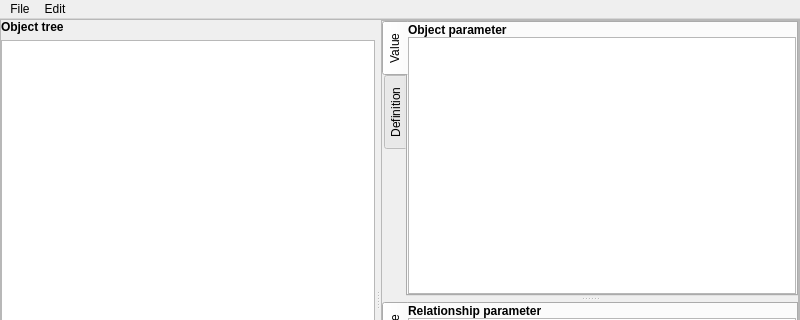
Above: spinetoolbox/ui/data_store_form.ui from spine-tools/Spine-Toolbox before the change; both pictures show x 0 to 800 and y 0 to 320 of the 800 by 600 pixel window. Below: the same form after it.
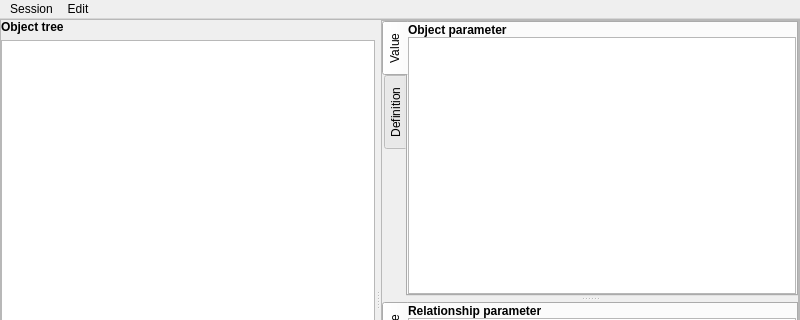
That is the form after the change. Custom widgets are drawn as their Qt base class.

What changed in the file:
```diff
--- a/spinetoolbox/ui/data_store_form.ui
+++ b/spinetoolbox/ui/data_store_form.ui
@@ -471,7 +471,7 @@
    </property>
    <widget class="QMenu" name="menuFile">
     <property name="title">
-     <string>File</string>
+     <string>Session</string>
     </property>
     <addaction name="actionCommit"/>
     <addaction name="actionRevert"/>
```
Left out of the diff: 16 changed lines with no effect on the pictures.
